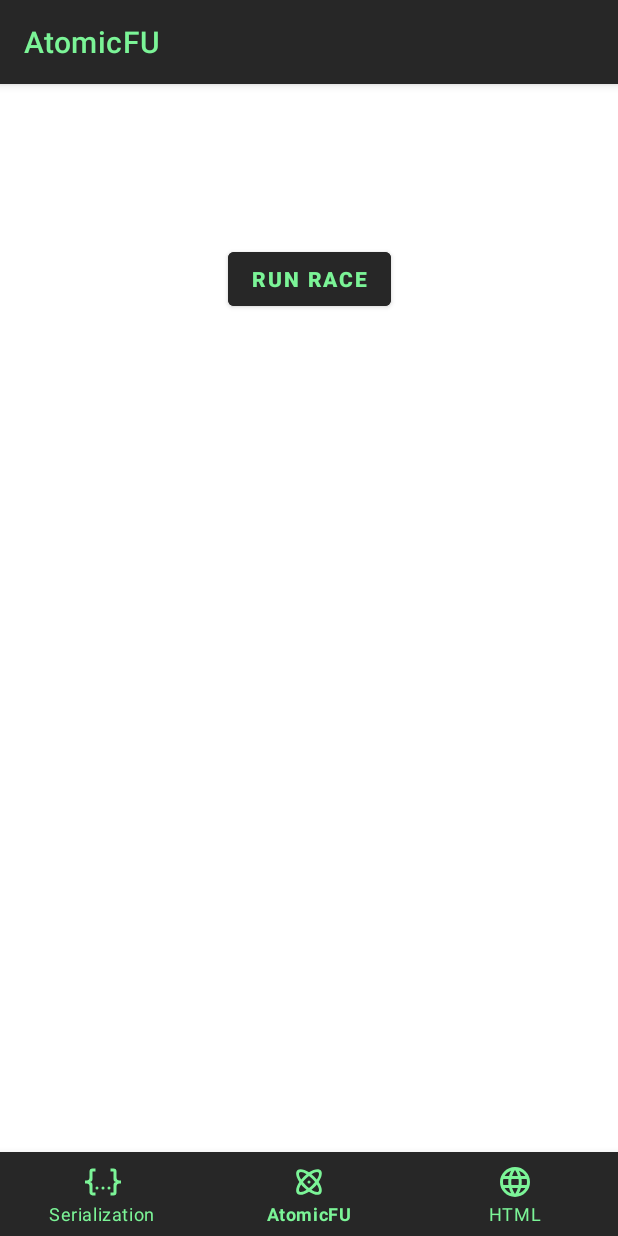
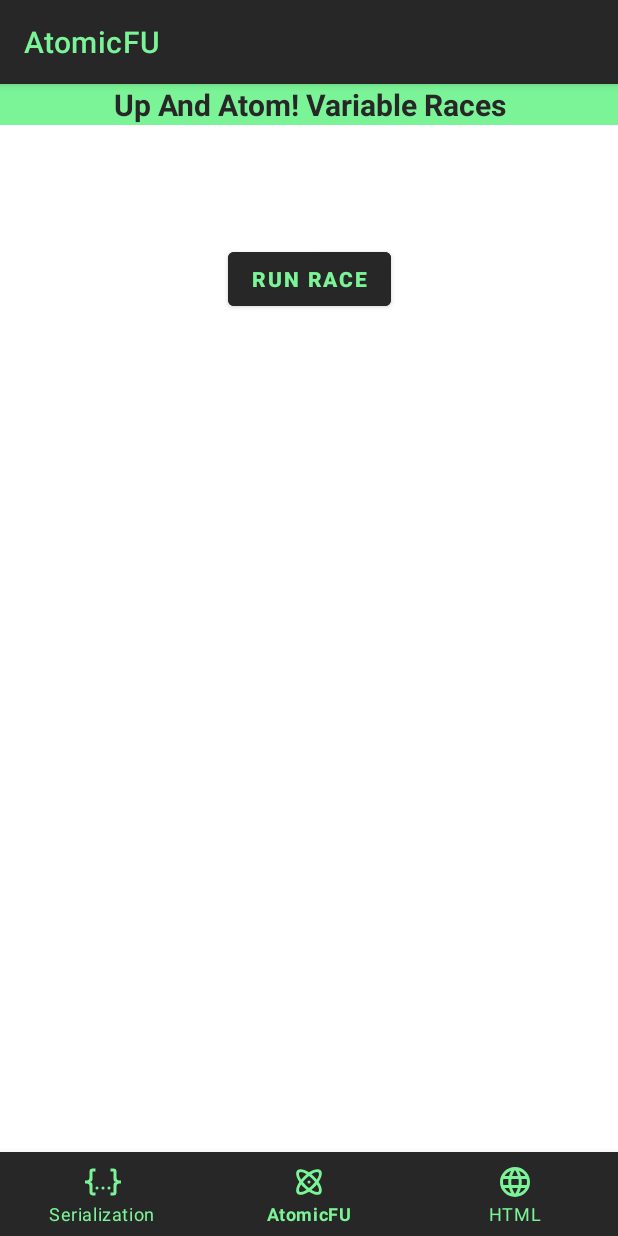
Before and after one commit to severn-everett/AndroidXDemo, an Android app: the AtomicFUFragment screen opened through its navigation route, on a phone screen of 412 x 824 dp. Run offline under Robolectric (Android 15) with nearby library versions, the phone set to English and light mode, and no system bars; our stand-ins replace navigation-ui.

Commit message:
Adding more content to AtomicFUFragment

```diff
--- a/app/src/main/res/layout/fragment_atomicfu.xml
+++ b/app/src/main/res/layout/fragment_atomicfu.xml
@@ -47,4 +47,19 @@
         app:layout_constraintStart_toStartOf="parent"
         app:layout_constraintTop_toBottomOf="@+id/runRaceButton"
         tools:text="@string/label_atomicfu_safe_value" />
+
+    <TextView
+        android:id="@+id/headerLabel"
+        android:layout_width="0dp"
+        android:layout_height="wrap_content"
+        android:background="@color/apiumhub_green_main"
+        android:gravity="center"
+        android:text="@string/label_atomicfu_header"
+        android:textColor="@color/black"
+        android:textSize="20sp"
+        android:textStyle="bold"
+        app:layout_constraintEnd_toEndOf="parent"
+        app:layout_constraintHorizontal_bias="0.0"
+        app:layout_constraintStart_toStartOf="parent"
+        app:layout_constraintTop_toTopOf="parent" />
 </androidx.constraintlayout.widget.ConstraintLayout>
--- a/app/src/main/res/values/strings.xml
+++ b/app/src/main/res/values/strings.xml
@@ -15,6 +15,7 @@
     <string name="input_serialization_bazz">Enter Bazz (Comma-Separated):</string>
     <string name="input_serialization_count">Enter Count:</string>
     <!-- Labels -->
+    <string name="label_atomicfu_header">"Up And Atom!" Variable Races</string>
     <string name="label_atomicfu_safe_value">&#160;&#160;&#160;&#160;Safe Value: %s</string>
     <string name="label_atomicfu_unsafe_value">Unsafe Value: %s</string>
     <string name="label_html_input">Input</string>
```
